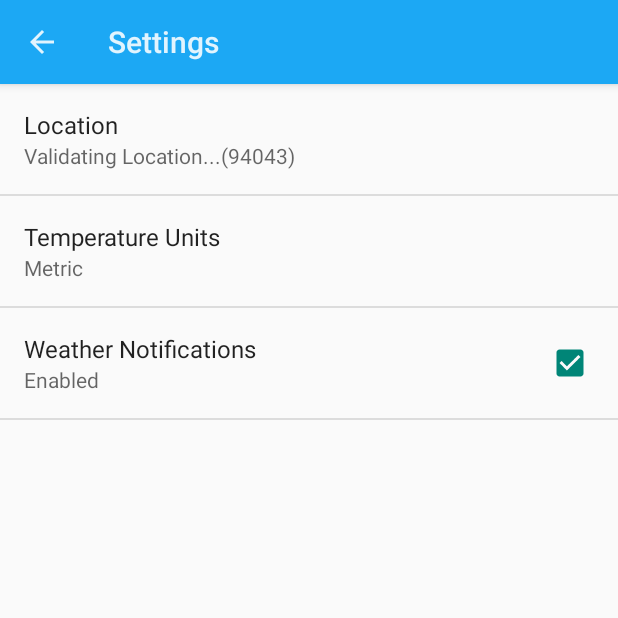
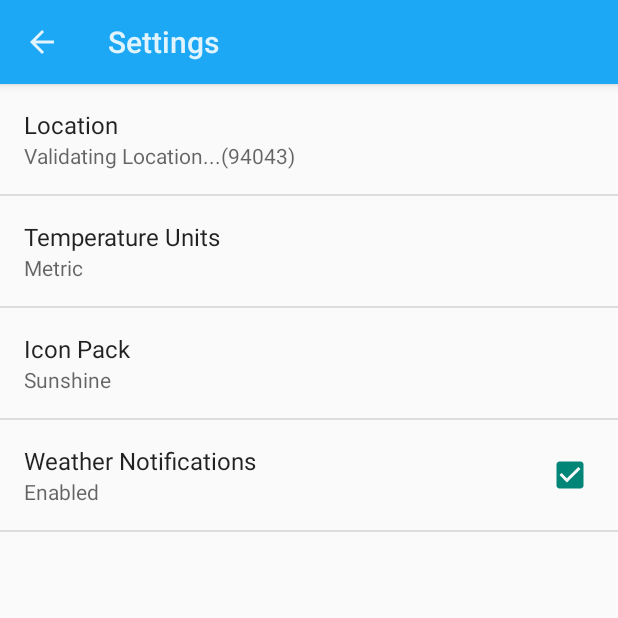
Before and after one commit to navenduagarwal/sunshine, an Android app: the SettingsActivity screen opened directly, with no data from a screen before it, on a phone screen of 412 x 824 dp, the top half of it. Run offline under Robolectric (Android 15) with nearby library versions, the phone set to English and light mode, and no system bars; 1 statement that could not run was skipped.

Commit message:
added icons packs and glide to handle that. also update notifications

```diff
--- a/app/build.gradle
+++ b/app/build.gradle
@@ -28,6 +28,7 @@ dependencies {
     testCompile 'junit:junit:4.12'
     compile 'com.android.support:appcompat-v7:24.0.0'
     compile 'com.android.support:support-v4:24.0.0'
-    compile 'com.google.android.gms:play-services-appindexing:9.2.0'
+    compile 'com.google.android.gms:play-services-appindexing:9.2.1'
     compile 'com.android.support:support-annotations:24.0.0'
+    compile 'com.github.bumptech.glide:glide:3.7.0'
 }
--- a/app/src/main/java/com/example/android/sunshine/app/SettingsActivity.java
+++ b/app/src/main/java/com/example/android/sunshine/app/SettingsActivity.java
@@ -43,6 +43,7 @@ public class SettingsActivity extends PreferenceActivity
         // updated when the preference changes.
         bindPreferenceSummaryToValue(findPreference(getString(R.string.pref_location_key)));
         bindPreferenceSummaryToValue(findPreference(getString(R.string.pref_units_key)));
+        bindPreferenceSummaryToValue(findPreference(getString(R.string.pref_art_pack_key)));
         // ATTENTION: This was auto-generated to implement the App Indexing API.
         // See https://g.co/AppIndexing/AndroidStudio for more information.
         client = new GoogleApiClient.Builder(this).addApi(AppIndex.API).build();
@@ -137,6 +138,9 @@ public class SettingsActivity extends PreferenceActivity
             // Our location status has changed. Update the summary accordingly
             Preference preference = findPreference(getString(R.string.pref_location_key));
             bindPreferenceSummaryToValue(preference);
+        } else if (key.equals(getString(R.string.pref_art_pack_key))) {
+            //art pack have changed. update lists of weather entries accordingly
+            getContentResolver().notifyChange(WeatherContract.WeatherEntry.CONTENT_URI, null);
         }
     }
 }
--- a/app/src/main/res/layout/fragment_detail.xml
+++ b/app/src/main/res/layout/fragment_detail.xml
@@ -69,8 +69,9 @@
 
                 <ImageView
                     android:id="@+id/detail_icon"
-                    android:layout_width="wrap_content"
-                    android:layout_height="wrap_content" />
+                    android:layout_width="144dp"
+                    android:layout_height="144dp"
+                    android:adjustViewBounds="true" />
 
                 <TextView
                     android:id="@+id/detail_forecast_textview"
--- a/app/src/main/res/layout/fragment_detail_wide.xml
+++ b/app/src/main/res/layout/fragment_detail_wide.xml
@@ -121,8 +121,9 @@
 
             <ImageView
                 android:id="@+id/detail_icon"
-                android:layout_width="wrap_content"
-                android:layout_height="wrap_content" />
+                android:layout_width="144dp"
+                android:layout_height="144dp"
+                android:adjustViewBounds="true" />
 
             <TextView
                 android:id="@+id/detail_forecast_textview"
--- a/app/src/main/res/layout/list_item_forecast_today.xml
+++ b/app/src/main/res/layout/list_item_forecast_today.xml
@@ -59,7 +59,8 @@
             android:id="@+id/list_item_icon"
             android:layout_width="100dp"
             android:layout_height="100dp"
-            android:layout_gravity="center_horizontal" />
+            android:layout_gravity="center_horizontal"
+            android:adjustViewBounds="true" />
 
         <TextView
             android:id="@+id/list_item_forecast_textview"
--- a/app/src/main/res/values/arrays.xml
+++ b/app/src/main/res/values/arrays.xml
@@ -9,4 +9,14 @@
         <item>@string/pref_units_metric</item>
         <item>@string/pref_units_imperial</item>
     </string-array>
+
+    <string-array name="pref_art_pack_option">
+        <item>@string/pref_art_pack_label_cute_dogs</item>
+        <item>@string/pref_art_pack_label_sunshine</item>
+    </string-array>
+
+    <string-array name="pref_art_pack_values">
+        <item>@string/pref_art_pack_cute_dogs</item>
+        <item>@string/pref_art_pack_sunshine</item>
+    </string-array>
 </resources>
--- a/app/src/main/res/values/dimens.xml
+++ b/app/src/main/res/values/dimens.xml
@@ -2,4 +2,5 @@
     <!-- Default screen margins, per the Android Design guidelines. -->
     <dimen name="activity_horizontal_margin">16dp</dimen>
     <dimen name="activity_vertical_margin">16dp</dimen>
+    <dimen name="notifications_large_icon_default">48dp</dimen>
 </resources>
--- a/app/src/main/res/values/strings.xml
+++ b/app/src/main/res/values/strings.xml
@@ -8,6 +8,7 @@
 
     <string name="title_activity_detail">Details</string>
     <string name="title_activity_settings">Settings</string>
+
     <!--Preference Location Strings-->
     <!--Location label [CHAR LIMIT=30]-->
     <string name="pref_location_label">Location</string>
@@ -31,6 +32,25 @@
     <string name="pref_units_metric" translatable="false">metric</string>
     <!--Value in SharedPreferences for imperial temperature unit option  [CHAR LIMIT=NONE]-->
     <string name="pref_units_imperial" translatable="false">imperial</string>
+
+    <!-- Label for the art pack preference [CHAR LIMIT=30] -->
+    <string name="pref_art_pack_label">Icon Pack</string>
+
+    <!-- Label for Sunshine option in art pack preference [CHAR LIMIT=25] -->
+    <string name="pref_art_pack_label_sunshine">Sunshine</string>
+
+    <!-- Label for cute dogs option in art pack preference [CHAR LIMIT=25] -->
+    <string name="pref_art_pack_label_cute_dogs">Cute dogs</string>
+
+    <!-- Key name for art pack unit preference in SharedPreferences [CHAR LIMIT=NONE] -->
+    <string name="pref_art_pack_key" translatable="false">art_pack</string>
+
+    <!-- Value in SharedPreferences for Sunshine art pack option [CHAR LIMIT=NONE] -->
+    <string name="pref_art_pack_sunshine" translatable="false">https://raw.githubusercontent.com/udacity/Sunshine-Version-2/sunshine_master/app/src/main/res/drawable-xxhdpi/art_%s.png</string>
+
+    <!-- Value in SharedPreferences for cute dogs art pack  option [CHAR LIMIT=NONE] -->
+    <string name="pref_art_pack_cute_dogs" translatable="false">https://raw.githubusercontent.com/udacity/Sunshine-Version-2/sunshine_master/app/src/main/res/drawable-mdpi/art_%s.png</string>
+
 
     <!-- Date label when displaying today's weather forecast [CHAR LIMIT=20] -->
     <string name="today">Today</string>
--- a/app/src/main/res/xml/pref_general.xml
+++ b/app/src/main/res/xml/pref_general.xml
@@ -17,6 +17,12 @@
         android:entryValues="@array/pref_units_values"
         android:key="@string/pref_units_key"
         android:title="@string/pref_units_label" />
+    <ListPreference
+        android:defaultValue="@string/pref_art_pack_sunshine"
+        android:entries="@array/pref_art_pack_option"
+        android:entryValues="@array/pref_art_pack_values"
+        android:key="@string/pref_art_pack_key"
+        android:title="@string/pref_art_pack_label" />
     <CheckBoxPreference
         android:defaultValue="@string/pref_enable_notifications_default"
         android:key="@string/pref_enable_notifications_key"
```
Also changed, not shown: app/src/main/java/com/example/android/sunshine/app/DetailFragment.java (+6 -2 lines), app/src/main/java/com/example/android/sunshine/app/ForecastAdapter.java (+14 -6 lines), app/src/main/java/com/example/android/sunshine/app/Utility.java (+42 -0 lines), app/src/main/java/com/example/android/sunshine/app/sync/SunshineSyncAdapter.java (+41 -2 lines), app/src/main/res/layout/list_item_forecast.xml (+4 -3 lines).
